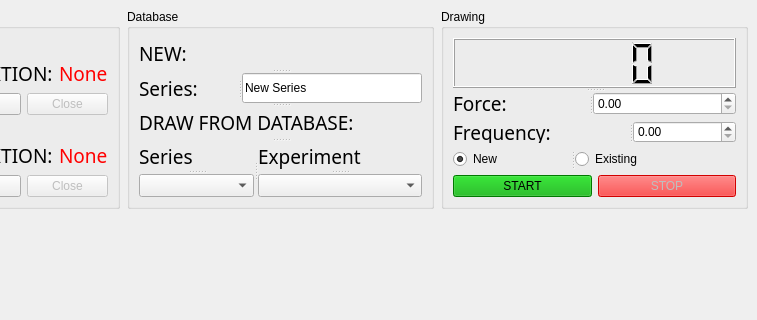
ILIIH/stretching_machine, file TensileTest/mainwindow.ui: the form before one commit; both pictures show x 236 to 993 and y 0 to 320 of the 993 by 748 pixel window.
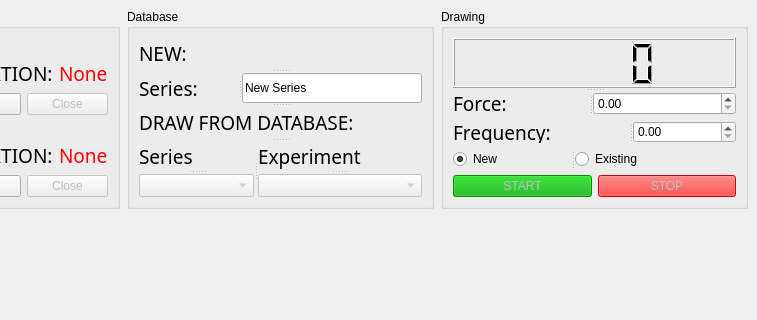
The form after the commit. Custom widgets are drawn as their Qt base class.

```diff
--- a/TensileTest/mainwindow.ui
+++ b/TensileTest/mainwindow.ui
@@ -426,7 +426,11 @@
                  <string>Series</string>
                 </property>
                </widget>
-               <widget class="QComboBox" name="comboBox"/>
+               <widget class="QComboBox" name="comboBox">
+                <property name="enabled">
+                 <bool>false</bool>
+                </property>
+               </widget>
               </widget>
               <widget class="QSplitter" name="splitter_5">
                <property name="orientation">
@@ -443,7 +447,11 @@
                  <string>Experiment</string>
                 </property>
                </widget>
-               <widget class="QComboBox" name="comboBox_2"/>
+               <widget class="QComboBox" name="comboBox_2">
+                <property name="enabled">
+                 <bool>false</bool>
+                </property>
+               </widget>
               </widget>
              </widget>
             </widget>
@@ -476,7 +484,7 @@
                </size>
               </property>
              </widget>
-             <widget class="QWidget" name="">
+             <widget class="QWidget" name="layoutWidget">
               <layout class="QVBoxLayout" name="verticalLayout_6">
                <item>
                 <widget class="QSplitter" name="splitter_8">
@@ -540,6 +548,9 @@
                 <layout class="QHBoxLayout" name="horizontalLayout_9">
                  <item>
                   <widget class="QPushButton" name="drawB">
+                   <property name="enabled">
+                    <bool>false</bool>
+                   </property>
                    <property name="styleSheet">
                     <string notr="true">background-color: rgb(0, 170, 0);</string>
                    </property>
```
